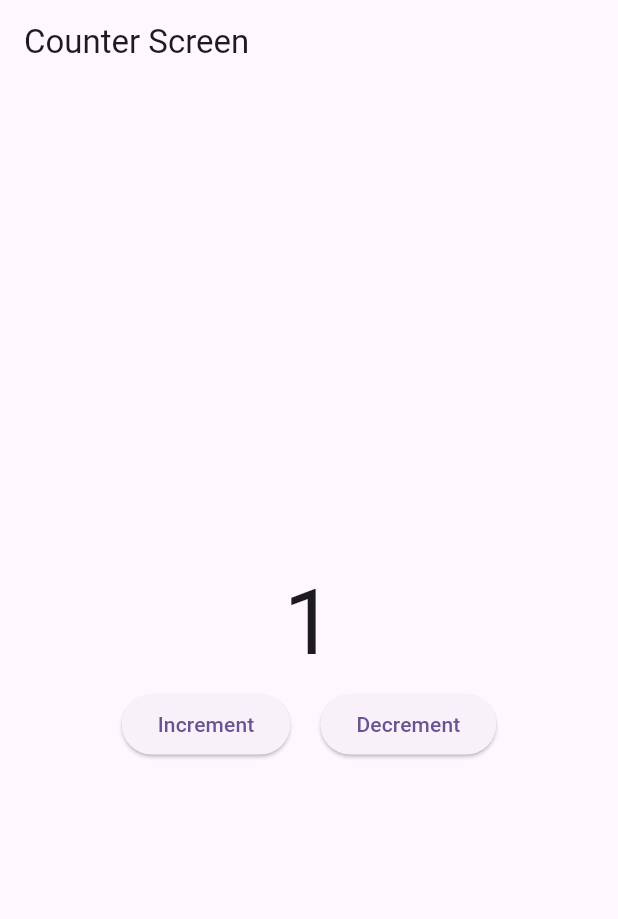
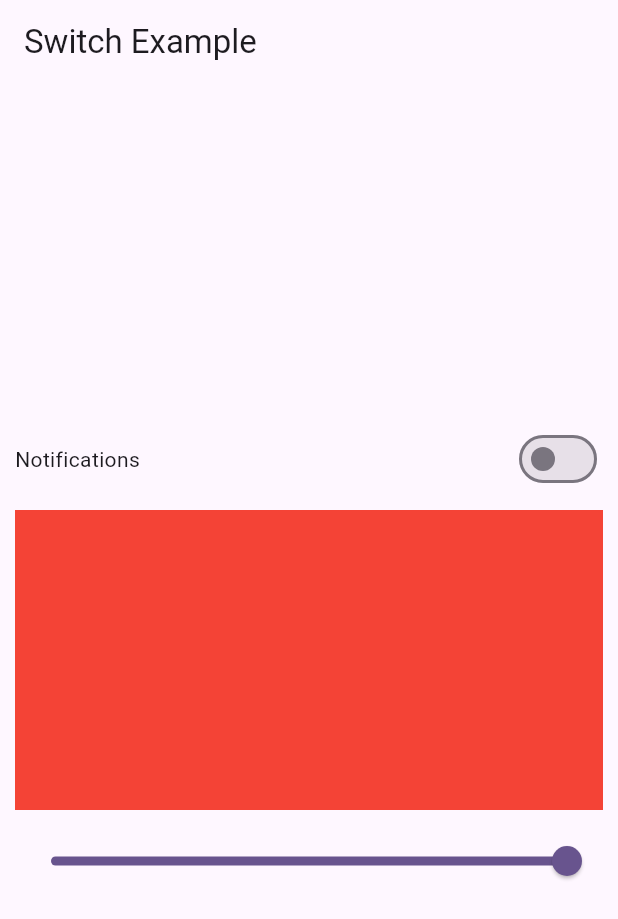
Before and after one commit to raozeeshan2001/bloc-state-examples, a Flutter app: the screen it shows after launch, on a phone screen of 412 x 824 dp. Shown: the top 919 px of the screen. Run offline on Flutter 3.47's test engine with Material 3 defaults, Android fonts, the phone set to English and light mode, and no system bars; our stand-ins replace bloc, equatable, flutter_bloc.

Commit message:
added switch and slider
using bloc

```diff
--- /dev/null
+++ b/bloc_examples/lib/bloc/Switch/switch_bloc.dart
@@ -0,0 +1,18 @@
+import 'package:bloc/bloc.dart';
+import 'package:bloc_examples/bloc/Switch/switch_event.dart';
+import 'package:bloc_examples/bloc/Switch/switch_state.dart';
+
+class SwitchBloc extends Bloc<SwitchEvent, SwitchState> {
+  SwitchBloc() : super(SwitchState()) {
+    on<enableanddisablenotification>(_enableanddisablenotification);
+    on<slidervalue>(_slider);
+  }
+  void _enableanddisablenotification(
+      enableanddisablenotification event, Emitter<SwitchState> emit) {
+    emit(state.copyWith(isSwitch: !state.isSwitch));
+  }
+
+  void _slider(slidervalue event, Emitter<SwitchState> emit) {
+    emit(state.copyWith(slider: event.slider));
+  }
+}
--- /dev/null
+++ b/bloc_examples/lib/bloc/Switch/switch_event.dart
@@ -0,0 +1,15 @@
+import 'package:equatable/equatable.dart';
+
+abstract class SwitchEvent extends Equatable {
+  @override
+  List<Object> get props => [];
+}
+
+class enableanddisablenotification extends SwitchEvent {}
+
+class slidervalue extends SwitchEvent {
+  double slider;
+  slidervalue({required this.slider});
+  @override
+  List<Object> get props => [slider];
+}
--- /dev/null
+++ b/bloc_examples/lib/bloc/Switch/switch_state.dart
@@ -0,0 +1,15 @@
+import 'package:equatable/equatable.dart';
+
+class SwitchState extends Equatable {
+  bool isSwitch;
+  double slider;
+  SwitchState({this.isSwitch = false, this.slider = 1.0});
+
+  SwitchState copyWith({bool? isSwitch, double? slider}) {
+    return SwitchState(
+        isSwitch: isSwitch ?? this.isSwitch, slider: slider ?? this.slider);
+  }
+
+  @override
+  List<Object> get props => [isSwitch, slider];
+}
--- a/bloc_examples/lib/main.dart
+++ b/bloc_examples/lib/main.dart
@@ -1,5 +1,7 @@
+import 'package:bloc_examples/bloc/Switch/switch_bloc.dart';
 import 'package:bloc_examples/bloc/counter/counter_bloc.dart';
 import 'package:bloc_examples/ui/counter_screen.dart';
+import 'package:bloc_examples/ui/switch_screen.dart';
 import 'package:flutter/material.dart';
 import 'package:flutter_bloc/flutter_bloc.dart';
 
@@ -13,15 +15,18 @@ class MyApp extends StatelessWidget {
   // This widget is the root of your application.
   @override
   Widget build(BuildContext context) {
-    return BlocProvider(
-      create: (_) => CounterBloc(),
+    return MultiBlocProvider(
+      providers: [
+        BlocProvider(create: (_) => CounterBloc()),
+        BlocProvider(create: (_) => SwitchBloc()),
+      ],
       child: MaterialApp(
         title: 'Flutter Demo',
         theme: ThemeData(
           colorScheme: ColorScheme.fromSeed(seedColor: Colors.deepPurple),
           useMaterial3: true,
         ),
-        home: CounterScreen(),
+        home: SwitchScreen(),
       ),
     );
   }
--- /dev/null
+++ b/bloc_examples/lib/ui/switch_screen.dart
@@ -0,0 +1,77 @@
+import 'package:bloc_examples/bloc/Switch/switch_bloc.dart';
+import 'package:bloc_examples/bloc/Switch/switch_event.dart';
+import 'package:bloc_examples/bloc/Switch/switch_state.dart';
+import 'package:flutter/material.dart';
+import 'package:flutter_bloc/flutter_bloc.dart';
+
+class SwitchScreen extends StatefulWidget {
+  const SwitchScreen({super.key});
+
+  @override
+  State<SwitchScreen> createState() => _SwitchScreenState();
+}
+
+class _SwitchScreenState extends State<SwitchScreen> {
+  @override
+  Widget build(BuildContext context) {
+    return Scaffold(
+        appBar: AppBar(
+          title: Text('Switch Example'),
+        ),
+        body: Padding(
+          padding: EdgeInsets.symmetric(horizontal: 10),
+          child: Column(
+            mainAxisAlignment: MainAxisAlignment.center,
+            crossAxisAlignment: CrossAxisAlignment.center,
+            children: [
+              Row(
+                mainAxisAlignment: MainAxisAlignment.spaceBetween,
+                children: [
+                  Text('Notifications'),
+                  BlocBuilder<SwitchBloc, SwitchState>(
+                    buildWhen: (previous, current) =>
+                        previous.isSwitch != current.isSwitch,
+                    builder: (context, state) {
+                      print('switch');
+                      return Switch(
+                          value: state.isSwitch,
+                          onChanged: (newvalue) {
+                            print(newvalue);
+                            context
+                                .read<SwitchBloc>()
+                                .add(enableanddisablenotification());
+                          });
+                    },
+                  ),
+                ],
+              ),
+              SizedBox(
+                height: 10,
+              ),
+              BlocBuilder<SwitchBloc, SwitchState>(builder: (context, state) {
+                return Container(
+                  height: 200,
+                  color: Colors.red.withOpacity(state.slider),
+                );
+              }),
+              SizedBox(
+                height: 10,
+              ),
+              BlocBuilder<SwitchBloc, SwitchState>(
+                  buildWhen: (previous, current) =>
+                      previous.slider != current.slider,
+                  builder: (context, state) {
+                    print('slider');
+                    return Slider(
+                        value: state.slider,
+                        onChanged: (value) {
+                          context
+                              .read<SwitchBloc>()
+                              .add(slidervalue(slider: value));
+                        });
+                  }),
+            ],
+          ),
+        ));
+  }
+}
```
